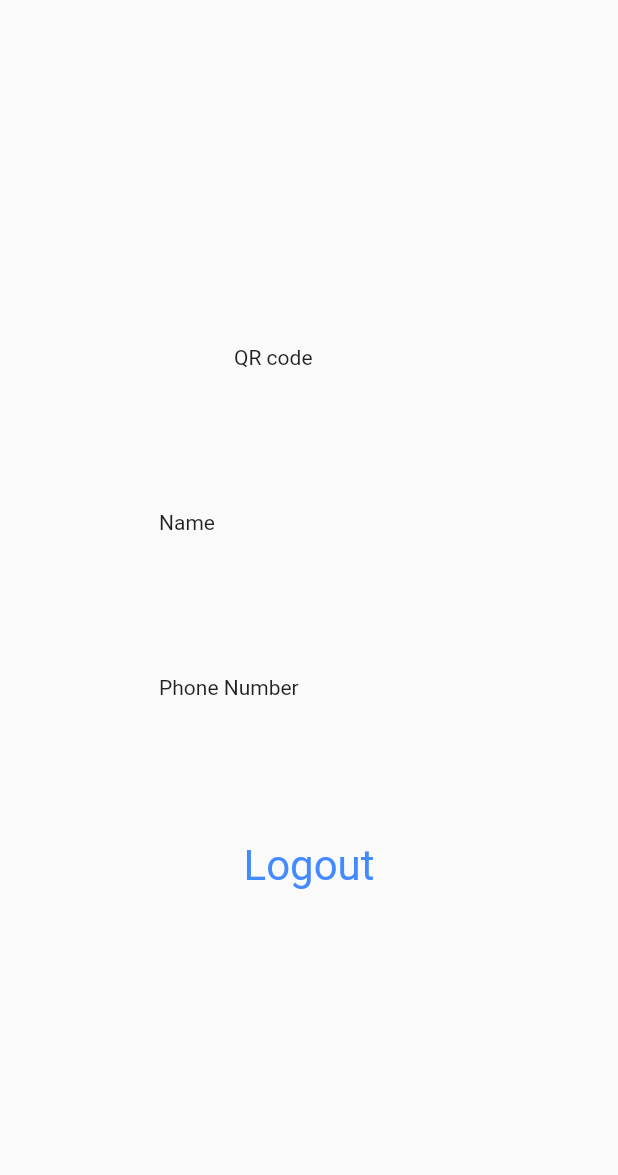
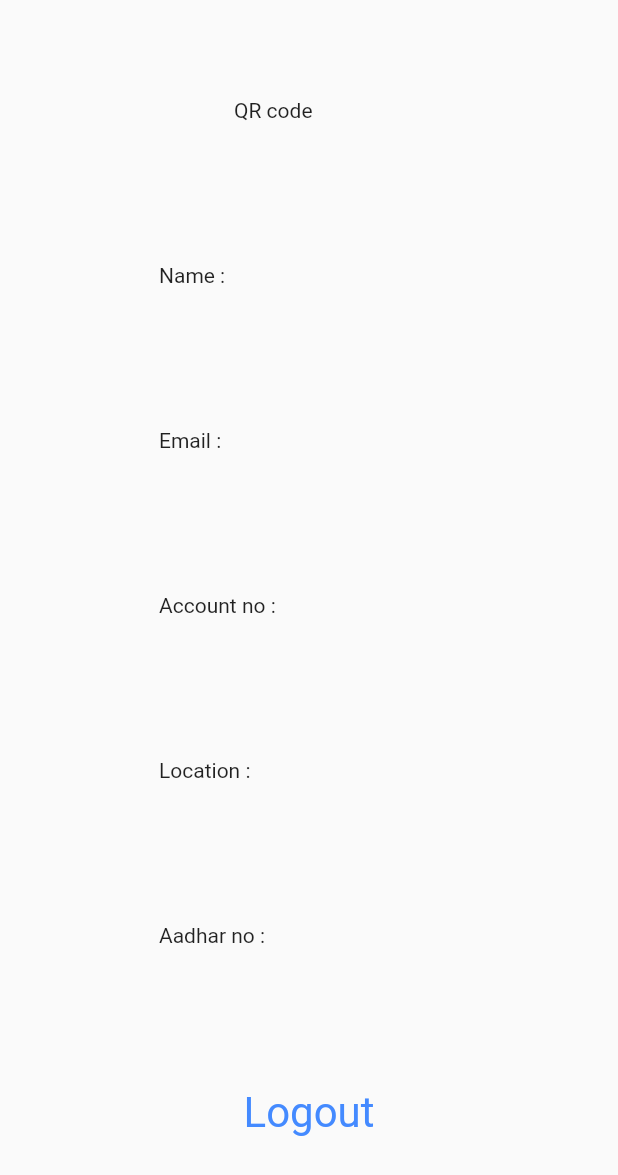
Before and after one commit to Pavan49719/safed-cloud, a Flutter app: the FarmerProfile screen opened directly, on a phone screen of 412 x 824 dp. Shown: the top 1175 px of the screen. Run offline on Flutter 3.47's test engine with Material 2 defaults, Android fonts, the phone set to English and light mode, and no system bars; our stand-ins replace cloud_firestore, firebase_auth, firebase_core; missing offline and left inert: cloud_firestore_web, firebase_auth_web, firebase_core_web; accounts and stored records are empty.

Commit message:
Files added

```diff
--- a/lib/Farmer/farmer_profile.dart
+++ b/lib/Farmer/farmer_profile.dart
@@ -1,3 +1,5 @@
+import 'package:cloud_firestore/cloud_firestore.dart';
+import 'package:firebase_auth/firebase_auth.dart';
 import 'package:flutter/material.dart';
 
 class FarmerProfile extends StatefulWidget {
@@ -8,11 +10,45 @@ class FarmerProfile extends StatefulWidget {
 }
 
 class _FarmerProfileState extends State<FarmerProfile> {
+  final User? user = FirebaseAuth.instance.currentUser;
+
+  var name;
+  var email;
+  var accno;
+  var location;
+  var aadhar;
+
+  readData() async {
+    var collection = FirebaseFirestore.instance.collection('farmers');
+    var docSnapshot = await collection.doc(user?.email).get();
+    if (docSnapshot.exists) {
+      Map<String, dynamic>? data = docSnapshot.data();
+      setState(() {
+        name = data?['name'];
+        email = data?['email'];
+        accno = data?['acc-no'];
+        location = data?['location'];
+        aadhar = data?['aadhar'];
+      });
+      // <-- The value you want to retrieve.
+      print('DATA: $data');
+    }
+  }
+
+  @override
+  void initState() {
+    // TODO: implement initState
+    super.initState();
+    readData();
+  }
+
   @override
   Widget build(BuildContext context) {
     return Scaffold(
       body: Center(
-        child: Column(
+        child:
+        name!=null?
+        Column(
           mainAxisAlignment: MainAxisAlignment.center,
           children: [
             Container(
@@ -20,31 +56,59 @@ class _FarmerProfileState extends State<FarmerProfile> {
               width: 100,
               child: Text('QR code'),
             ),
-            SizedBox(height: 10,),
+            SizedBox(
+              height: 10,
+            ),
             Container(
               height: 100,
               width: 200,
-              child: Text('Name'),
+              child: Text('Name : $name'),
             ),
-            SizedBox(height: 10,),
+            SizedBox(
+              height: 10,
+            ),
             Container(
               height: 100,
               width: 200,
-              child: Text('Phone Number'),
+              child: Text('Email : $email'),
             ),
-            SizedBox(height: 10,),
+            SizedBox(
+              height: 10,
+            ),
+            Container(
+              height: 100,
+              width: 200,
+              child: Text('Account no : $accno'),
+            ),
+            SizedBox(
+              height: 10,
+            ),
+            Container(
+              height: 100,
+              width: 200,
+              child: Text('Location : $location'),
+            ),
+            SizedBox(
+              height: 10,
+            ),
+            Container(
+              height: 100,
+              width: 200,
+              child: Text('Aadhar no : $aadhar'),
+            ),
+            SizedBox(
+              height: 10,
+            ),
             Center(
                 child: GestureDetector(
-                  onTap: (){
-                  },
+              onTap: () {},
               child: Text(
                 'Logout',
                 style: TextStyle(color: Colors.blueAccent, fontSize: 28),
               ),
-                )
-            ),
+            )),
           ],
-        ),
+        ):CircularProgressIndicator(),
       ),
     );
   }
```
Also changed, not shown: lib/Farmer/fill_details.dart (+47 -12 lines), lib/register.dart (+33 -1 lines). Lines whose indentation alone changed are shown as unchanged.
